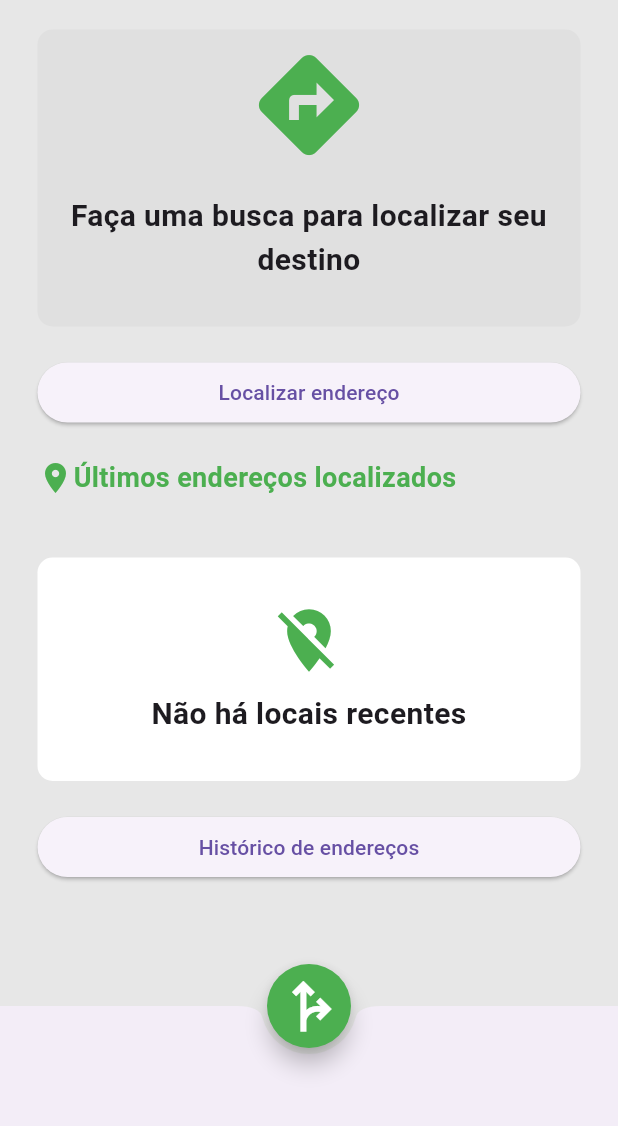
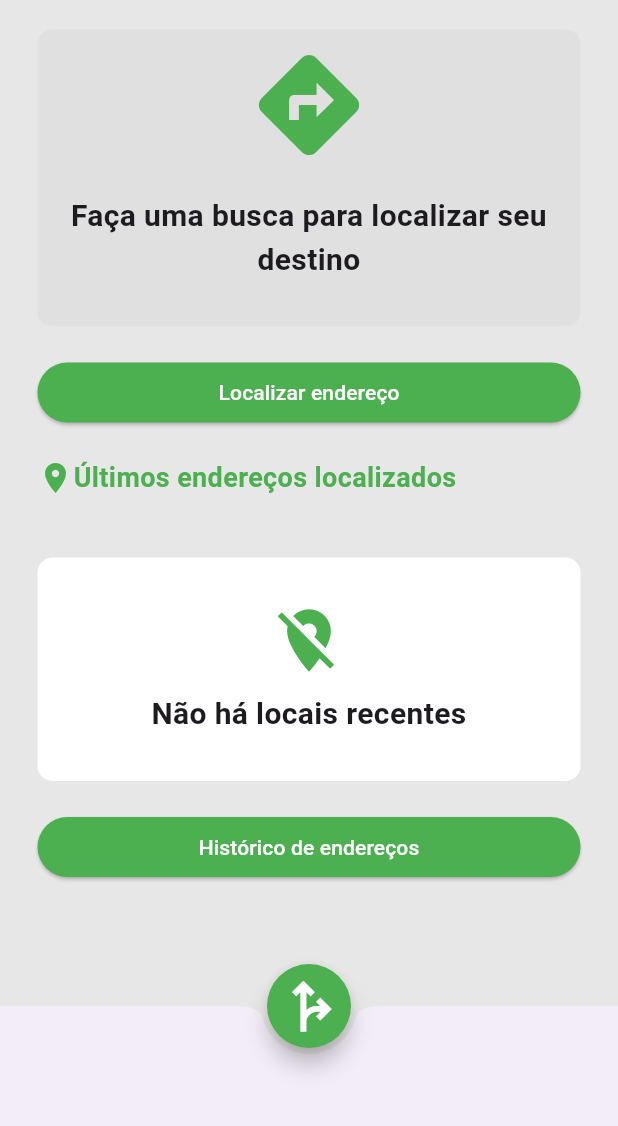
Before and after one commit to LuanNaves/fast_location_app, a Flutter app: the screen it shows after launch, on a phone screen of 412 x 824 dp, the part 110-1236 px from its top. Run offline on Flutter 3.47's test engine with Material 3 defaults, Android fonts, the phone set to English and light mode, and no system bars; our stand-ins replace dio, flutter_mobx, geocoding, hive, hive_flutter, mobx; missing offline and left inert: map_launcher, path_provider_android, path_provider_ios; accounts and stored records are empty; generated files the repository leaves out were written again.

Commit message:
Style: Changes in button

```diff
--- a/lib/src/shared/components/app_button.dart
+++ b/lib/src/shared/components/app_button.dart
@@ -15,8 +15,9 @@ class AppButton extends StatelessWidget {
     return SizedBox(
       width: MediaQuery.of(context).size.width,
       child: ElevatedButton(
+        style: ElevatedButton.styleFrom(backgroundColor: Colors.green,),
         onPressed: action,
-        child: Text(label),
+        child: Text(label, style: const TextStyle(color: Colors.white),),
       ),
     );
   }
```
